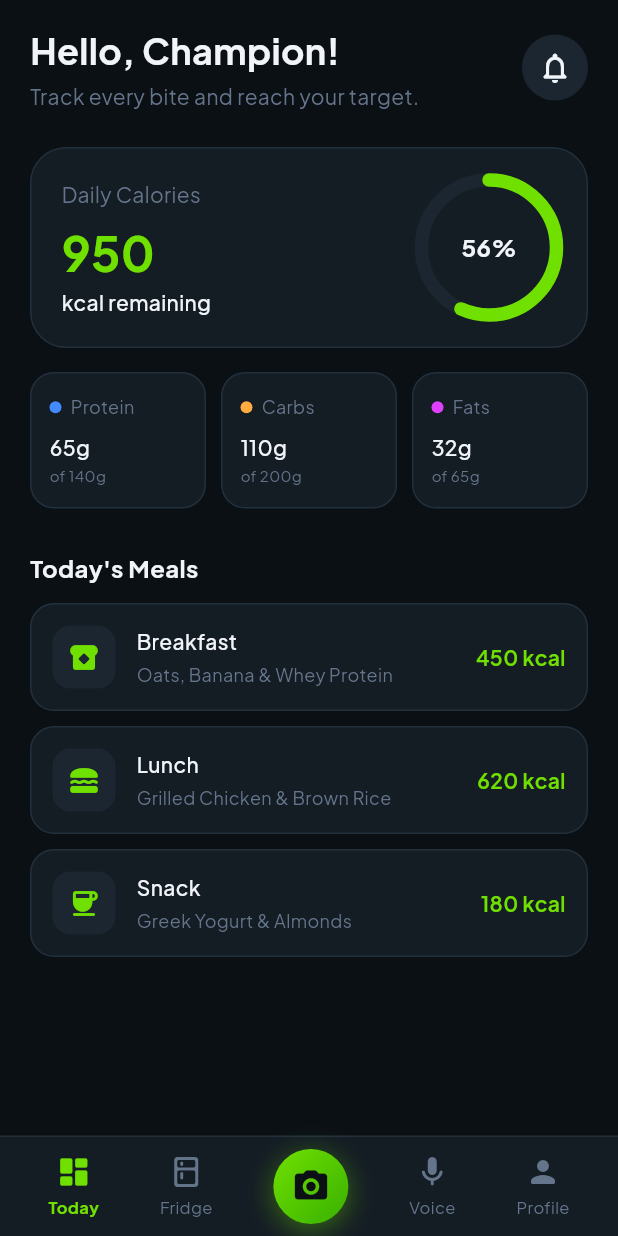
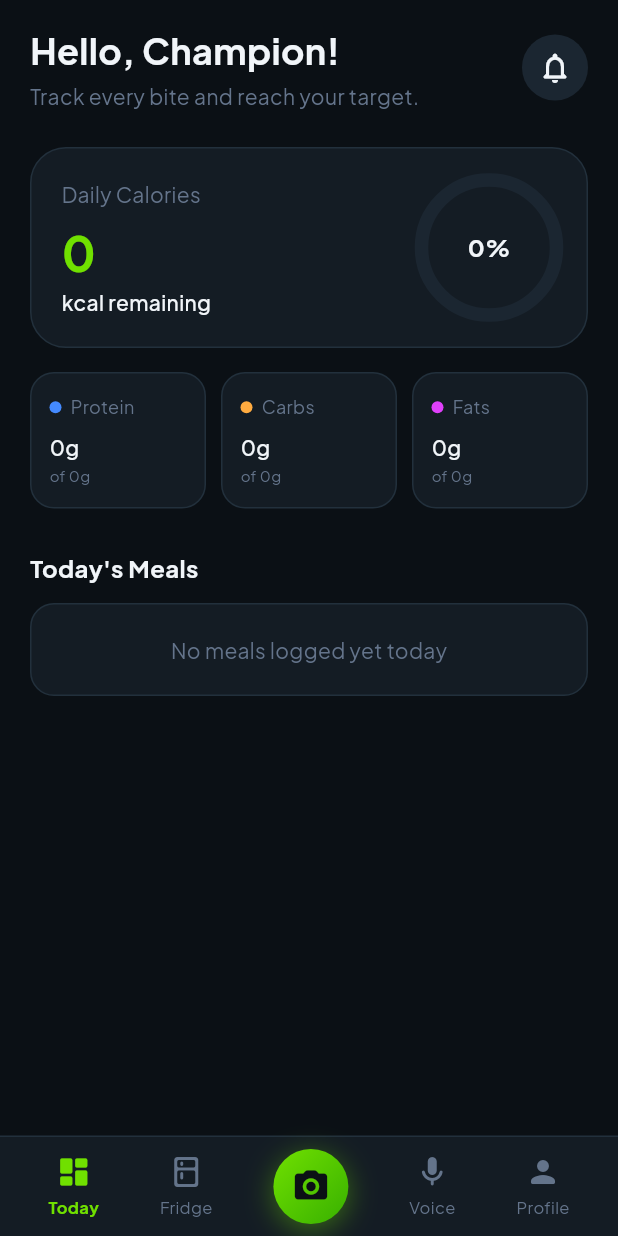
Before and after one commit to shimaakhaled1410-hue/CaloGram-flutter, a Flutter app: the DashboardView screen opened by its route, on a phone screen of 412 x 824 dp. Run offline on Flutter 3.47's test engine with Material 3 defaults, Android fonts, the phone set to English and light mode, and no system bars; our stand-ins replace cloud_firestore, dartz, device_preview, firebase_auth, firebase_core, flutter_bloc and 4 more; accounts and stored records are empty; generated files the repository leaves out were written again.

Commit message:
Connect DashboardCubit to UI widgets and enable dynamic nutrition tracking

```diff
--- a/lib/features/presentation/dashboard/dashboard_view.dart
+++ b/lib/features/presentation/dashboard/dashboard_view.dart
@@ -1,7 +1,9 @@
+import 'package:calogram_flutter/core/services/service_locator.dart';
 import 'package:calogram_flutter/core/widgets/custom_bottom_nav_bar.dart';
 import 'package:calogram_flutter/features/presentation/dashboard/widgets/today_tab_view.dart';
+import 'package:calogram_flutter/features/presentation/manager/dashboard/dashboard_cubit.dart';
 import 'package:flutter/material.dart';
-
+import 'package:flutter_bloc/flutter_bloc.dart';
 
 class DashboardView extends StatefulWidget {
   const DashboardView({super.key});
@@ -16,22 +18,13 @@ class _DashboardViewState extends State<DashboardView> {
   final List<Widget> _tabs = const [
     TodayTabView(),
     Center(
-      child: Text(
-        'Fridge & AI Chef',
-        style: TextStyle(color: Colors.white),
-      ),
+      child: Text('Fridge & AI Chef', style: TextStyle(color: Colors.white)),
     ),
     Center(
-      child: Text(
-        'Voice Logger',
-        style: TextStyle(color: Colors.white),
-      ),
+      child: Text('Voice Logger', style: TextStyle(color: Colors.white)),
     ),
     Center(
-      child: Text(
-        'Profile & Settings',
-        style: TextStyle(color: Colors.white),
-      ),
+      child: Text('Profile & Settings', style: TextStyle(color: Colors.white)),
     ),
     Center(
       child: Text(
@@ -43,13 +36,14 @@ class _DashboardViewState extends State<DashboardView> {
 
   @override
   Widget build(BuildContext context) {
-    return Scaffold(
-      body: _tabs[_currentIndex],
-      bottomNavigationBar: CustomBottomNavBar(
-        selectedIndex: _currentIndex,
-        onItemTapped: (index) {
-          setState(() => _currentIndex = index);
-        },
+    return BlocProvider(
+      create: (context) => sl<DashboardCubit>()..getDashboardData(),
+      child: Scaffold(
+        body: _tabs[_currentIndex],
+        bottomNavigationBar: CustomBottomNavBar(
+          selectedIndex: _currentIndex,
+          onItemTapped: (index) => setState(() => _currentIndex = index),
+        ),
       ),
     );
   }
--- a/lib/features/presentation/dashboard/widgets/calorie_progress_card.dart
+++ b/lib/features/presentation/dashboard/widgets/calorie_progress_card.dart
@@ -15,17 +15,16 @@ class CalorieProgressCard extends StatelessWidget {
   @override
   Widget build(BuildContext context) {
     final int remaining = targetCalories - consumedCalories;
-    final double progress = (consumedCalories / targetCalories).clamp(0.0, 1.0);
+    final double progress = targetCalories > 0
+        ? (consumedCalories / targetCalories).clamp(0.0, 1.0)
+        : 0.0;
 
     return Container(
       padding: const EdgeInsets.all(20),
       decoration: BoxDecoration(
         color: AppColors.cardDark,
         borderRadius: BorderRadius.circular(24),
-        border: Border.all(
-          color: AppColors.inputBorderDark,
-          width: 1,
-        ),
+        border: Border.all(color: AppColors.inputBorderDark, width: 1),
       ),
       child: Row(
         children: [
@@ -33,22 +32,16 @@ class CalorieProgressCard extends StatelessWidget {
             child: Column(
               crossAxisAlignment: CrossAxisAlignment.start,
               children: [
-                Text(
-                  'Daily Calories',
-                  style: AppTextStyles.font14RegularMuted,
-                ),
+                Text('Daily Calories', style: AppTextStyles.font14RegularMuted),
                 const SizedBox(height: 6),
                 Text(
-                  '$remaining',
+                  '${remaining < 0 ? 0 : remaining}',
                   style: AppTextStyles.font28BoldWhite.copyWith(
                     color: AppColors.primaryNeonLime,
                     fontSize: 32,
                   ),
                 ),
-                Text(
-                  'kcal remaining',
-                  style: AppTextStyles.font14MediumWhite,
-                ),
+                Text('kcal remaining', style: AppTextStyles.font14MediumWhite),
               ],
             ),
           ),
--- a/lib/features/presentation/dashboard/widgets/macro_nutrients_row.dart
+++ b/lib/features/presentation/dashboard/widgets/macro_nutrients_row.dart
@@ -3,7 +3,22 @@ import '../../../../../core/theme/app_colors.dart';
 import '../../../../../core/theme/app_text_styles.dart';
 
 class MacroNutrientsRow extends StatelessWidget {
-  const MacroNutrientsRow({super.key});
+  final int consumedProtein;
+  final int targetProtein;
+  final int consumedCarbs;
+  final int targetCarbs;
+  final int consumedFats;
+  final int targetFats;
+
+  const MacroNutrientsRow({
+    super.key,
+    required this.consumedProtein,
+    required this.targetProtein,
+    required this.consumedCarbs,
+    required this.targetCarbs,
+    required this.consumedFats,
+    required this.targetFats,
+  });
 
   @override
   Widget build(BuildContext context) {
@@ -11,22 +26,22 @@ class MacroNutrientsRow extends StatelessWidget {
       children: [
         _buildMacroCard(
           label: 'Protein',
-          current: '65g',
-          target: '140g',
+          current: '${consumedProtein}g',
+          target: '${targetProtein}g',
           color: Colors.blueAccent,
         ),
         const SizedBox(width: 10),
         _buildMacroCard(
           label: 'Carbs',
-          current: '110g',
-          target: '200g',
+          current: '${consumedCarbs}g',
+          target: '${targetCarbs}g',
           color: Colors.orangeAccent,
         ),
         const SizedBox(width: 10),
         _buildMacroCard(
           label: 'Fats',
-          current: '32g',
-          target: '65g',
+          current: '${consumedFats}g',
+          target: '${targetFats}g',
           color: Colors.purpleAccent,
         ),
       ],
@@ -45,10 +60,7 @@ class MacroNutrientsRow extends StatelessWidget {
         decoration: BoxDecoration(
           color: AppColors.cardDark,
           borderRadius: BorderRadius.circular(16),
-          border: Border.all(
-            color: AppColors.inputBorderDark,
-            width: 1,
-          ),
+          border: Border.all(color: AppColors.inputBorderDark, width: 1),
         ),
         child: Column(
           crossAxisAlignment: CrossAxisAlignment.start,
@@ -59,7 +71,9 @@ class MacroNutrientsRow extends StatelessWidget {
                 const SizedBox(width: 6),
                 Text(
                   label,
-                  style: AppTextStyles.font14RegularMuted.copyWith(fontSize: 12),
+                  style: AppTextStyles.font14RegularMuted.copyWith(
+                    fontSize: 12,
+                  ),
                 ),
               ],
             ),
--- a/lib/features/presentation/dashboard/widgets/today_tab_view.dart
+++ b/lib/features/presentation/dashboard/widgets/today_tab_view.dart
@@ -1,6 +1,9 @@
 import 'package:flutter/material.dart';
+import 'package:flutter_bloc/flutter_bloc.dart';
 import '../../../../../core/theme/app_colors.dart';
 import '../../../../../core/theme/app_text_styles.dart';
+import '../../manager/dashboard/dashboard_cubit.dart';
+import '../../manager/dashboard/dashboard_state.dart';
 import 'calorie_progress_card.dart';
 import 'macro_nutrients_row.dart';
 
@@ -9,9 +12,33 @@ class TodayTabView extends StatelessWidget {
 
   @override
   Widget build(BuildContext context) {
+    return BlocBuilder<DashboardCubit, DashboardState>(
+      builder: (context, state) {
+        if (state is DashboardLoadingState || state is DashboardInitialState) {
+          return const Center(
+            child: CircularProgressIndicator(color: AppColors.primaryNeonLime),
+          );
+        }
+
+        if (state is DashboardLoadedState) {
+          final user = state.user;
+          final targetCalories = user.targetCalories ?? 2000;
+          final targetProtein = user.targetProtein ?? 150;
+          final targetCarbs = user.targetCarbs ?? 220;
+          final targetFats = user.targetFats ?? 55;
+
           return SafeArea(
+            child: RefreshIndicator(
+              color: AppColors.primaryNeonLime,
+              backgroundColor: AppColors.cardDarkElevated,
+              onRefresh: () =>
+                  context.read<DashboardCubit>().getDashboardData(),
               child: SingleChildScrollView(
-        padding: const EdgeInsets.symmetric(horizontal: 20, vertical: 16),
+                physics: const AlwaysScrollableScrollPhysics(),
+                padding: const EdgeInsets.symmetric(
+                  horizontal: 20,
+                  vertical: 16,
+                ),
                 child: Column(
                   crossAxisAlignment: CrossAxisAlignment.start,
                   children: [
@@ -22,7 +49,7 @@ class TodayTabView extends StatelessWidget {
                           crossAxisAlignment: CrossAxisAlignment.start,
                           children: [
                             Text(
-                      'Hello, Champion!',
+                              'Hello, ${user.name.isNotEmpty ? user.name : 'Champion'}!',
                               style: AppTextStyles.font24BoldWhite,
                             ),
                             const SizedBox(height: 4),
@@ -43,12 +70,19 @@ class TodayTabView extends StatelessWidget {
                       ],
                     ),
                     const SizedBox(height: 24),
-            const CalorieProgressCard(
-              consumedCalories: 1250,
-              targetCalories: 2200,
+                    CalorieProgressCard(
+                      consumedCalories: state.consumedCalories,
+                      targetCalories: targetCalories,
                     ),
                     const SizedBox(height: 16),
-            const MacroNutrientsRow(),
+                    MacroNutrientsRow(
+                      consumedProtein: state.consumedProtein,
+                      targetProtein: targetProtein,
+                      consumedCarbs: state.consumedCarbs,
+                      targetCarbs: targetCarbs,
+                      consumedFats: state.consumedFats,
+                      targetFats: targetFats,
+                    ),
                     const SizedBox(height: 28),
                     Text(
                       "Today's Meals",
@@ -57,27 +91,51 @@ class TodayTabView extends StatelessWidget {
                       ),
                     ),
                     const SizedBox(height: 12),
-            _buildMealItem(
-              title: 'Breakfast',
-              details: 'Oats, Banana & Whey Protein',
-              calories: '450 kcal',
-              icon: Icons.breakfast_dining_rounded,
+                    if (state.meals.isEmpty)
+                      _buildEmptyState()
+                    else
+                      ...state.meals.map(
+                        (meal) => Padding(
+                          padding: const EdgeInsets.only(bottom: 10),
+                          child: _buildMealItem(
+                            title: meal.title,
+                            details:
+                                'P: ${meal.protein}g • C: ${meal.carbs}g • F: ${meal.fats}g',
+                            calories: '${meal.calories} kcal',
+                            icon: Icons.restaurant_rounded,
                           ),
-            const SizedBox(height: 10),
-            _buildMealItem(
-              title: 'Lunch',
-              details: 'Grilled Chicken & Brown Rice',
-              calories: '620 kcal',
-              icon: Icons.lunch_dining_rounded,
                         ),
-            const SizedBox(height: 10),
-            _buildMealItem(
-              title: 'Snack',
-              details: 'Greek Yogurt & Almonds',
-              calories: '180 kcal',
-              icon: Icons.coffee_rounded,
                       ),
                   ],
+                ),
+              ),
+            ),
+          );
+        }
+
+        return Center(
+          child: ElevatedButton(
+            onPressed: () => context.read<DashboardCubit>().getDashboardData(),
+            child: const Text('Reload Dashboard'),
+          ),
+        );
+      },
+    );
+  }
+
+  Widget _buildEmptyState() {
+    return Container(
+      width: double.infinity,
+      padding: const EdgeInsets.all(20),
+      decoration: BoxDecoration(
+        color: AppColors.cardDark,
+        borderRadius: BorderRadius.circular(16),
+        border: Border.all(color: AppColors.inputBorderDark, width: 1),
+      ),
+      child: Center(
+        child: Text(
+          'No meals logged yet today',
+          style: AppTextStyles.font14RegularMuted,
         ),
       ),
     );
@@ -94,10 +152,7 @@ class TodayTabView extends StatelessWidget {
       decoration: BoxDecoration(
         color: AppColors.cardDark,
         borderRadius: BorderRadius.circular(16),
-        border: Border.all(
-          color: AppColors.inputBorderDark,
-          width: 1,
-        ),
+        border: Border.all(color: AppColors.inputBorderDark, width: 1),
       ),
       child: Row(
         children: [
@@ -118,15 +173,14 @@ class TodayTabView extends StatelessWidget {
                 const SizedBox(height: 4),
                 Text(
                   details,
-                  style: AppTextStyles.font14RegularMuted.copyWith(fontSize: 12),
+                  style: AppTextStyles.font14RegularMuted.copyWith(
+                    fontSize: 12,
+                  ),
                 ),
               ],
             ),
           ),
-          Text(
-            calories,
-            style: AppTextStyles.font14SemiBoldLime,
-          ),
+          Text(calories, style: AppTextStyles.font14SemiBoldLime),
         ],
       ),
     );
```
Lines whose indentation alone changed are shown as unchanged.
